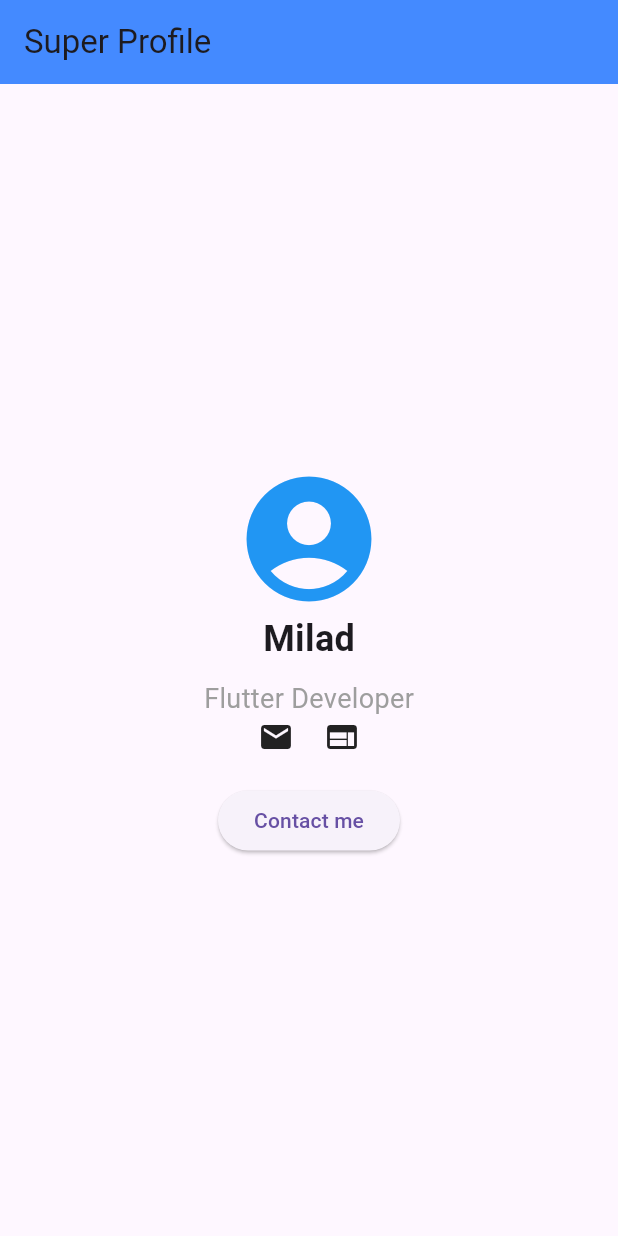
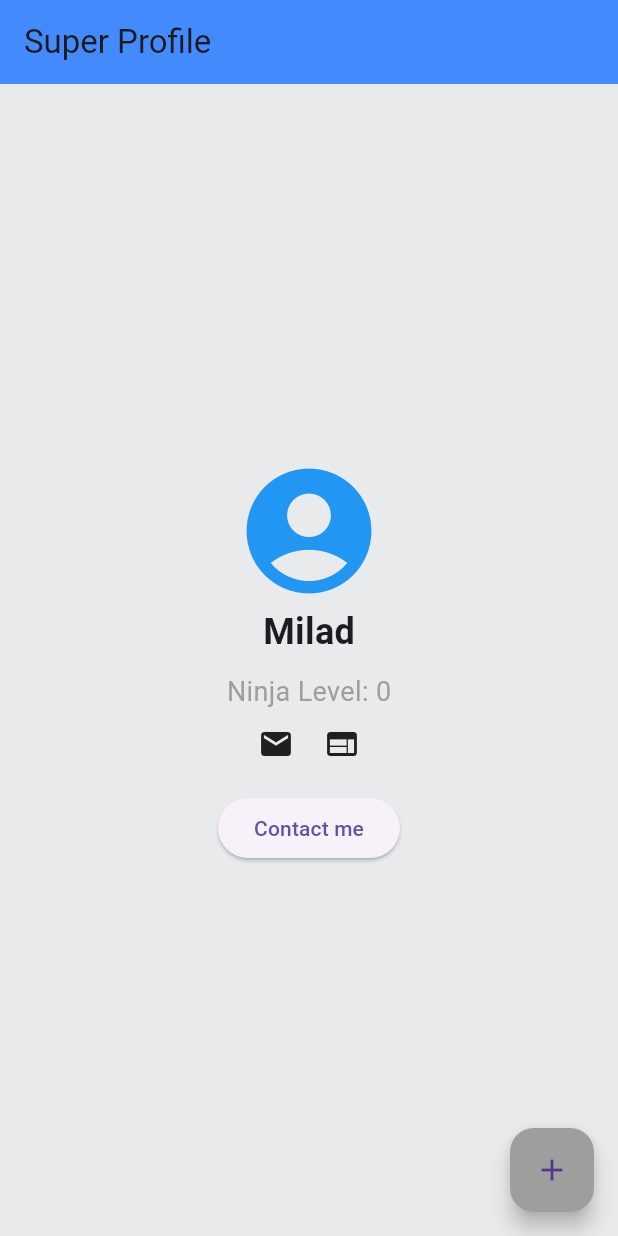
Before and after one commit to miladko/milad-calculator-project, a Flutter app: the screen it shows after launch, after a tap on "Contact me", on a phone screen of 412 x 824 dp. Run offline on Flutter 3.47's test engine with Material 3 defaults, Android fonts, the light colour scheme and no system bars.

Commit message:
feat: Complete Super Profile UI with interactivity

```diff
--- a/my_first_app/lib/main.dart
+++ b/my_first_app/lib/main.dart
@@ -1,52 +1,76 @@
 import 'package:flutter/material.dart';
 
 void main() {
-  runApp(MyApp());
+  runApp(const MyApp());
 }
 
 // The Root of your application
-class MyApp extends StatelessWidget {
+class MyApp extends StatefulWidget {
+  const MyApp({super.key});
+
+  @override
+  State<MyApp> createState() => _MyAppState();
+}
+
+class _MyAppState extends State<MyApp> {
+  int ninjaLevel = 0;
+
   @override
   Widget build(BuildContext context) {
     return MaterialApp(
       home: Scaffold(
+        backgroundColor: const Color.fromARGB(255, 233, 234, 235),
+
         // 1. The Top Bar
         appBar: AppBar(
-          title: Text("Super Profile"),
+          title: const Text("Super Profile"),
           backgroundColor: Colors.blueAccent,
         ),
 
-        // 2. The Body (Your work goes here!)
+        // 2. The Body
         body: Center(
           child: Column(
             mainAxisAlignment: MainAxisAlignment.center,
             children: [
-              Icon(Icons.account_circle, size: 100, color: Colors.blue),
-              Text(
+              const Icon(Icons.account_circle, size: 100, color: Colors.blue),
+              const Text(
                 "Milad",
                 style: TextStyle(fontSize: 24, fontWeight: FontWeight.bold),
               ),
-              SizedBox(height: 10),
+              const SizedBox(height: 10),
               Text(
-                "Flutter Developer",
-                style: TextStyle(fontSize: 18, color: Colors.grey),
+                "Ninja Level: $ninjaLevel",
+                style: const TextStyle(fontSize: 18, color: Colors.grey),
               ),
+              const SizedBox(height: 10),
               Row(
                 mainAxisAlignment: MainAxisAlignment.center,
-
-                children: [
+                children: const [
                   Icon(Icons.email),
                   SizedBox(width: 20),
                   Icon(Icons.web),
                 ],
               ),
-              SizedBox(height: 20),
+              const SizedBox(height: 20),
               ElevatedButton(
-                onPressed: () => print("clicked"),
-                child: Text("Contact me"),
+                onPressed: () {
+                  print("clicked");
+                },
+                child: const Text("Contact me"),
               ),
             ],
           ),
+        ),
+
+        // Floating Action Button
+        floatingActionButton: FloatingActionButton(
+          backgroundColor: Colors.grey,
+          onPressed: () {
+            setState(() {
+              ninjaLevel++;
+            });
+          },
+          child: const Icon(Icons.add),
         ),
       ),
     );
```
